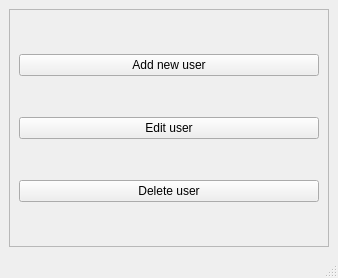
Above: Views/AdminWindow.ui from zwg3/Hotelier-desktop before the change. Below: the same form after it.
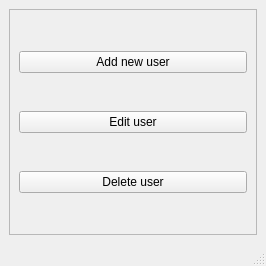
That is the form after the change.

Diff of the .ui file:
```diff
--- a/Views/AdminWindow.ui
+++ b/Views/AdminWindow.ui
@@ -6,8 +6,8 @@
    <rect>
     <x>0</x>
     <y>0</y>
-    <width>338</width>
-    <height>278</height>
+    <width>266</width>
+    <height>266</height>
    </rect>
   </property>
   <property name="windowTitle">
```
Left out of the diff: 2 changed lines with no effect on the pictures.
